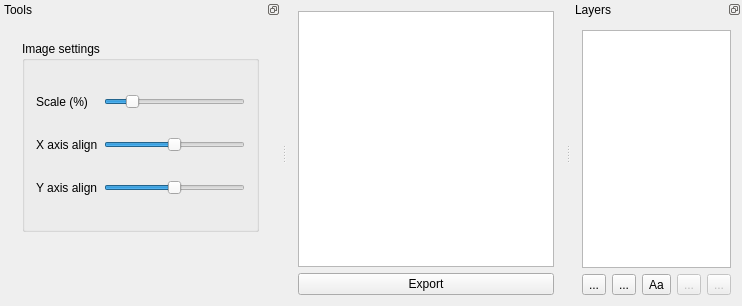
Qt form designer.ui (FrankMamuda/burningicon) before a commit.
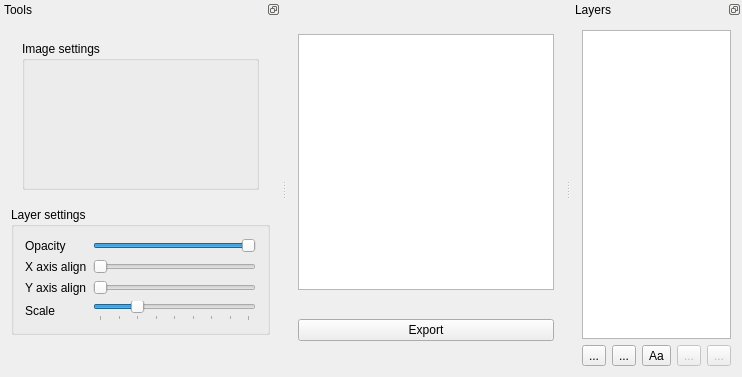
The same form after that commit. Icons and pictures are not drawn. Custom widgets are drawn as their Qt base class.

Commit message: designer layer changes

The edit to the form file:
```diff
--- a/designer.ui
+++ b/designer.ui
@@ -7,7 +7,7 @@
     <x>0</x>
     <y>0</y>
     <width>685</width>
-    <height>304</height>
+    <height>377</height>
    </rect>
   </property>
   <property name="windowTitle">
@@ -15,6 +15,48 @@
   </property>
   <widget class="QWidget" name="centralWidget">
    <layout class="QGridLayout" name="gridLayout">
+    <item row="0" column="2">
+     <spacer name="horizontalSpacer_2">
+      <property name="orientation">
+       <enum>Qt::Horizontal</enum>
+      </property>
+      <property name="sizeHint" stdset="0">
+       <size>
+        <width>40</width>
+        <height>20</height>
+       </size>
+      </property>
+     </spacer>
+    </item>
+    <item row="0" column="0">
+     <spacer name="horizontalSpacer">
+      <property name="orientation">
+       <enum>Qt::Horizontal</enum>
+      </property>
+      <property name="sizeHint" stdset="0">
+       <size>
+        <width>40</width>
+        <height>20</height>
+       </size>
+      </property>
+     </spacer>
+    </item>
+    <item row="0" column="1">
+     <widget class="QGraphicsView" name="graphicsView">
+      <property name="minimumSize">
+       <size>
+        <width>256</width>
+        <height>256</height>
+       </size>
+      </property>
+      <property name="maximumSize">
+       <size>
+        <width>256</width>
+        <height>256</height>
+       </size>
+      </property>
+     </widget>
+    </item>
     <item row="1" column="1">
      <widget class="QPushButton" name="exportButton">
       <property name="text">
@@ -26,48 +68,6 @@
       </property>
      </widget>
     </item>
-    <item row="0" column="1">
-     <widget class="QGraphicsView" name="graphicsView">
-      <property name="minimumSize">
-       <size>
-        <width>256</width>
-        <height>256</height>
-       </size>
-      </property>
-      <property name="maximumSize">
-       <size>
-        <width>256</width>
-        <height>256</height>
-       </size>
-      </property>
-     </widget>
-    </item>
-    <item row="0" column="0">
-     <spacer name="horizontalSpacer">
-      <property name="orientation">
-       <enum>Qt::Horizontal</enum>
-      </property>
-      <property name="sizeHint" stdset="0">
-       <size>
-        <width>40</width>
-        <height>20</height>
-       </size>
-      </property>
-     </spacer>
-    </item>
-    <item row="0" column="2">
-     <spacer name="horizontalSpacer_2">
-      <property name="orientation">
-       <enum>Qt::Horizontal</enum>
-      </property>
-      <property name="sizeHint" stdset="0">
-       <size>
-        <width>40</width>
-        <height>20</height>
-       </size>
-      </property>
-     </spacer>
-    </item>
    </layout>
   </widget>
   <widget class="QDockWidget" name="toolsDock">
@@ -150,13 +150,6 @@
               </property>
              </widget>
             </item>
-            <item row="3" column="0">
-             <widget class="QLabel" name="textXLabel">
-              <property name="text">
-               <string>X axis align</string>
-              </property>
-             </widget>
-            </item>
             <item row="2" column="0" colspan="2">
              <widget class="QPushButton" name="textColourButton">
               <property name="text">
@@ -164,43 +157,7 @@
               </property>
              </widget>
             </item>
-            <item row="3" column="1">
-             <widget class="Slider" name="textXSlider">
-              <property name="minimum">
-               <number>-64</number>
-              </property>
-              <property name="maximum">
-               <number>64</number>
-              </property>
-              <property name="orientation">
-               <enum>Qt::Horizontal</enum>
-              </property>
-             </widget>
-            </item>
-            <item row="4" column="0">
-             <widget class="QLabel" name="textYLabel">
-              <property name="text">
-               <string>Y axis align</string>
-              </property>
-             </widget>
-            </item>
-            <item row="4" column="1">
-             <widget class="Slider" name="textYSlider">
-              <property name="minimum">
-               <number>-64</number>
-              </property>
-              <property name="maximum">
-               <number>64</number>
-              </property>
-              <property name="value">
-               <number>-8</number>
-              </property>
-              <property name="orientation">
-               <enum>Qt::Horizontal</enum>
-              </property>
-             </widget>
-            </item>
-            <item row="5" column="0" colspan="2">
+            <item row="3" column="0" colspan="2">
              <layout class="QHBoxLayout" name="textFormatLayout">
               <item>
                <widget class="QToolButton" name="boldButton">
@@ -250,7 +207,7 @@
               </item>
              </layout>
             </item>
-            <item row="6" column="0" colspan="2">
+            <item row="4" column="0" colspan="2">
              <widget class="QFontComboBox" name="fontCombo"/>
             </item>
            </layout>
@@ -379,77 +336,102 @@
            <property name="title">
             <string>Image settings</string>
            </property>
-           <layout class="QGridLayout" name="gridLayout_3">
-            <item row="2" column="1">
-             <widget class="Slider" name="imageYSlider">
-              <property name="minimum">
-               <number>-128</number>
-              </property>
-              <property name="maximum">
-               <number>128</number>
-              </property>
-              <property name="orientation">
-               <enum>Qt::Horizontal</enum>
-              </property>
-             </widget>
-            </item>
-            <item row="2" column="0">
-             <widget class="QLabel" name="imageYLabel">
-              <property name="text">
-               <string>Y axis align</string>
-              </property>
-             </widget>
-            </item>
-            <item row="1" column="0">
-             <widget class="QLabel" name="imageXLabel">
-              <property name="text">
-               <string>X axis align</string>
-              </property>
-             </widget>
-            </item>
-            <item row="0" column="0">
-             <widget class="QLabel" name="imageScaleLabel">
-              <property name="text">
-               <string>Scale (%)</string>
-              </property>
-             </widget>
-            </item>
-            <item row="1" column="1">
-             <widget class="Slider" name="imageXSlider">
-              <property name="minimum">
-               <number>-128</number>
-              </property>
-              <property name="maximum">
-               <number>128</number>
-              </property>
-              <property name="orientation">
-               <enum>Qt::Horizontal</enum>
-              </property>
-             </widget>
-            </item>
-            <item row="0" column="1">
-             <widget class="Slider" name="imageScaleSlider">
-              <property name="minimum">
-               <number>10</number>
-              </property>
-              <property name="maximum">
-               <number>500</number>
-              </property>
-              <property name="value">
-               <number>90</number>
-              </property>
-              <property name="orientation">
-               <enum>Qt::Horizontal</enum>
-              </property>
-             </widget>
-            </item>
-           </layout>
+           <layout class="QGridLayout" name="gridLayout_3"/>
           </widget>
          </item>
         </layout>
        </widget>
       </widget>
      </item>
+     <item>
+      <widget class="QGroupBox" name="layerGroup">
+       <property name="title">
+        <string>Layer settings</string>
+       </property>
+       <layout class="QGridLayout" name="gridLayout_4">
+        <item row="1" column="1">
+         <widget class="QLabel" name="horizontalLabel">
+          <property name="text">
+           <string>X axis align</string>
+          </property>
+         </widget>
+        </item>
+        <item row="2" column="2">
+         <widget class="QSlider" name="verticalSlider">
+          <property name="orientation">
+           <enum>Qt::Horizontal</enum>
+          </property>
+         </widget>
+        </item>
+        <item row="2" column="1">
+         <widget class="QLabel" name="verticalLabel">
+          <property name="text">
+           <string>Y axis align</string>
+          </property>
+         </widget>
+        </item>
+        <item row="1" column="2">
+         <widget class="QSlider" name="horizontalSlider">
+          <property name="orientation">
+           <enum>Qt::Horizontal</enum>
+          </property>
+         </widget>
+        </item>
+        <item row="0" column="2">
+         <widget class="QSlider" name="opacitySlider">
+          <property name="maximum">
+           <number>100</number>
+          </property>
+          <property name="value">
+           <number>100</number>
+          </property>
+          <property name="orientation">
+           <enum>Qt::Horizontal</enum>
+          </property>
+         </widget>
+        </item>
+        <item row="0" column="1">
+         <widget class="QLabel" name="opacityLabel">
+          <property name="text">
+           <string>Opacity</string>
+          </property>
+         </widget>
+        </item>
+        <item row="3" column="1">
+         <widget class="QLabel" name="scaleLabel">
+          <property name="text">
+           <string>Scale</string>
+          </property>
+         </widget>
+        </item>
+        <item row="3" column="2">
+         <widget class="QSlider" name="scaleSlider">
+          <property name="maximum">
+           <number>400</number>
+          </property>
+          <property name="singleStep">
+           <number>25</number>
+          </property>
+          <property name="pageStep">
+           <number>50</number>
+          </property>
+          <property name="value">
+           <number>100</number>
+          </property>
+          <property name="orientation">
+           <enum>Qt::Horizontal</enum>
+          </property>
+          <property name="tickPosition">
+           <enum>QSlider::TicksBelow</enum>
+          </property>
+          <property name="tickInterval">
+           <number>50</number>
+          </property>
+         </widget>
+        </item>
+       </layout>
+      </widget>
+     </item>
      <item>
       <spacer name="verticalSpacer">
        <property name="orientation">
```
The commit also changes 9 other files.
